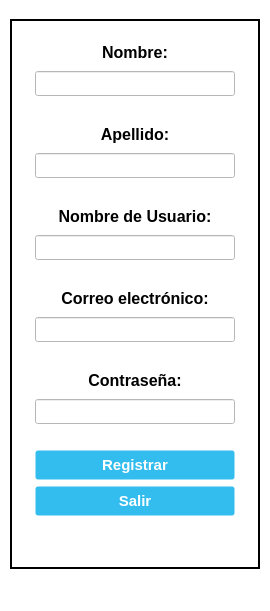
Above: UI_Files/Registration_Window.ui from e-serrano/ERP_EIPSA before the change. Below: the same form after it.
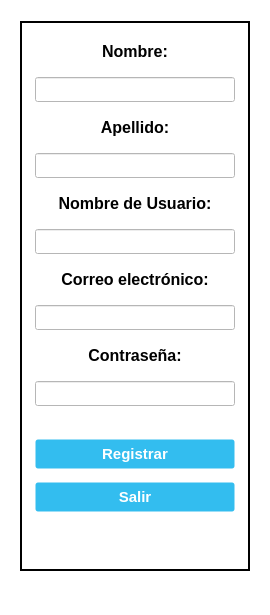
That is the form after the change. Icons and pictures are not drawn.

```diff
--- a/UI_Files/Registration_Window.ui
+++ b/UI_Files/Registration_Window.ui
@@ -7,9 +7,15 @@
     <x>0</x>
     <y>0</y>
     <width>270</width>
-    <height>611</height>
+    <height>615</height>
    </rect>
   </property>
+  <property name="minimumSize">
+   <size>
+    <width>270</width>
+    <height>615</height>
+   </size>
+  </property>
   <property name="maximumSize">
    <size>
     <width>270</width>
@@ -74,13 +80,13 @@
      <widget class="QFrame" name="frame">
       <property name="minimumSize">
        <size>
-        <width>250</width>
+        <width>230</width>
         <height>550</height>
        </size>
       </property>
       <property name="maximumSize">
        <size>
-        <width>250</width>
+        <width>230</width>
         <height>550</height>
        </size>
       </property>
@@ -94,12 +100,19 @@
        <enum>QFrame::Raised</enum>
       </property>
       <layout class="QGridLayout" name="gridLayout">
-       <item row="0" column="0">
-        <layout class="QHBoxLayout" name="horizontalLayout">
-         <item>
+       <item row="0" column="0" rowspan="2" colspan="2">
           <layout class="QVBoxLayout" name="verticalLayout">
+         <property name="spacing">
+          <number>6</number>
+         </property>
            <property name="sizeConstraint">
-            <enum>QLayout::SetFixedSize</enum>
+          <enum>QLayout::SetDefaultConstraint</enum>
+         </property>
+         <property name="leftMargin">
+          <number>4</number>
+         </property>
+         <property name="rightMargin">
+          <number>0</number>
            </property>
            <item>
             <widget class="QLabel" name="label_name_reg">
@@ -143,27 +156,16 @@
                <height>25</height>
               </size>
              </property>
+           <property name="font">
+            <font>
+             <pointsize>10</pointsize>
+            </font>
+           </property>
              <property name="alignment">
               <set>Qt::AlignCenter</set>
              </property>
             </widget>
            </item>
-           <item>
-            <spacer name="vSpacer1">
-             <property name="orientation">
-              <enum>Qt::Vertical</enum>
-             </property>
-             <property name="sizeType">
-              <enum>QSizePolicy::Fixed</enum>
-             </property>
-             <property name="sizeHint" stdset="0">
-              <size>
-               <width>20</width>
-               <height>20</height>
-              </size>
-             </property>
-            </spacer>
-           </item>
            <item>
             <widget class="QLabel" name="label_secondname_reg">
              <property name="minimumSize">
@@ -211,22 +213,6 @@
              </property>
             </widget>
            </item>
-           <item>
-            <spacer name="vSpacer2">
-             <property name="orientation">
-              <enum>Qt::Vertical</enum>
-             </property>
-             <property name="sizeType">
-              <enum>QSizePolicy::Fixed</enum>
-             </property>
-             <property name="sizeHint" stdset="0">
-              <size>
-               <width>20</width>
-               <height>20</height>
-              </size>
-             </property>
-            </spacer>
-           </item>
            <item>
             <widget class="QLabel" name="label_username_reg">
              <property name="enabled">
@@ -289,7 +275,7 @@
              </property>
              <property name="font">
               <font>
-               <pointsize>9</pointsize>
+             <pointsize>10</pointsize>
               </font>
              </property>
              <property name="alignment">
@@ -297,22 +283,6 @@
              </property>
             </widget>
            </item>
-           <item>
-            <spacer name="vSpacer3">
-             <property name="orientation">
-              <enum>Qt::Vertical</enum>
-             </property>
-             <property name="sizeType">
-              <enum>QSizePolicy::Fixed</enum>
-             </property>
-             <property name="sizeHint" stdset="0">
-              <size>
-               <width>20</width>
-               <height>20</height>
-              </size>
-             </property>
-            </spacer>
-           </item>
            <item>
             <widget class="QLabel" name="label_email_reg">
              <property name="minimumSize">
@@ -355,27 +325,16 @@
                <height>25</height>
               </size>
              </property>
+           <property name="font">
+            <font>
+             <pointsize>10</pointsize>
+            </font>
+           </property>
              <property name="alignment">
               <set>Qt::AlignCenter</set>
              </property>
             </widget>
            </item>
-           <item>
-            <spacer name="vlSpacer5">
-             <property name="orientation">
-              <enum>Qt::Vertical</enum>
-             </property>
-             <property name="sizeType">
-              <enum>QSizePolicy::Fixed</enum>
-             </property>
-             <property name="sizeHint" stdset="0">
-              <size>
-               <width>20</width>
-               <height>20</height>
-              </size>
-             </property>
-            </spacer>
-           </item>
            <item>
             <widget class="QLabel" name="label_password_reg">
              <property name="enabled">
@@ -441,7 +400,7 @@
              </property>
              <property name="font">
               <font>
-               <pointsize>9</pointsize>
+             <pointsize>10</pointsize>
               </font>
              </property>
              <property name="echoMode">
@@ -508,9 +467,18 @@
                <strikeout>false</strikeout>
               </font>
              </property>
+           <property name="styleSheet">
+            <string notr="true">QPushButton:focus{
+background-color: #019ad2;
+border-color: rgb(0, 0, 0);
+}</string>
+           </property>
              <property name="text">
               <string>Registrar</string>
              </property>
+           <property name="autoDefault">
+            <bool>true</bool>
+           </property>
             </widget>
            </item>
            <item>
@@ -544,9 +512,18 @@
                <strikeout>false</strikeout>
               </font>
              </property>
+           <property name="styleSheet">
+            <string notr="true">QPushButton:focus{
+background-color: #019ad2;
+border-color: rgb(0, 0, 0);
+}</string>
+           </property>
              <property name="text">
               <string>Salir</string>
              </property>
+           <property name="autoDefault">
+            <bool>true</bool>
+           </property>
             </widget>
            </item>
            <item>
@@ -566,15 +543,13 @@
              <property name="styleSheet">
               <string notr="true">color: rgb(255, 0, 0);</string>
              </property>
-             <property name="text">
-              <string/>
-             </property>
              <property name="alignment">
               <set>Qt::AlignCenter</set>
              </property>
-            </widget>
-           </item>
-          </layout>
+           <property name="wordWrap">
+            <bool>true</bool>
+           </property>
+          </widget>
          </item>
         </layout>
        </item>
```
Left out of the diff: 34 changed lines with no effect on the pictures. Lines whose indentation alone changed are shown as unchanged.
